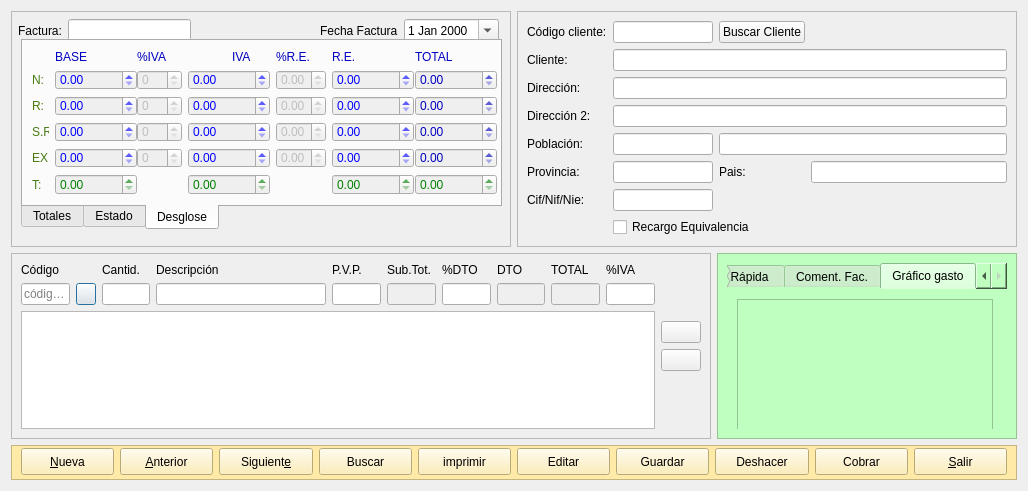
Qt form frmfacturas.ui (arcnexus/RedFoX) before a commit.
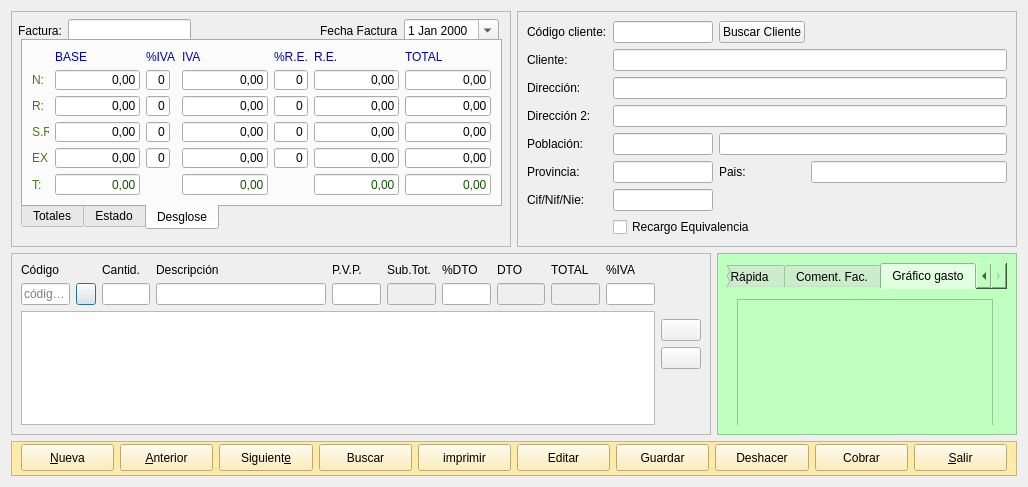
The same form after that commit. The open tabs and pages were chosen to show the change. Icons and pictures are not drawn.

Patch:
```diff
--- a/frmfacturas.ui
+++ b/frmfacturas.ui
@@ -6,8 +6,8 @@
    <rect>
     <x>0</x>
     <y>0</y>
-    <width>1020</width>
-    <height>491</height>
+    <width>1018</width>
+    <height>487</height>
    </rect>
   </property>
   <property name="windowTitle">
@@ -1017,104 +1017,6 @@
             </property>
            </widget>
           </item>
-          <item row="1" column="1">
-           <widget class="QDoubleSpinBox" name="txtrBase1">
-            <property name="enabled">
-             <bool>false</bool>
-            </property>
-            <property name="minimumSize">
-             <size>
-              <width>82</width>
-              <height>0</height>
-             </size>
-            </property>
-            <property name="styleSheet">
-             <string notr="true">color: rgb(0, 0, 255);</string>
-            </property>
-            <property name="maximum">
-             <double>999999999.000000000000000</double>
-            </property>
-           </widget>
-          </item>
-          <item row="1" column="2">
-           <widget class="QSpinBox" name="txtnPorcentajeIva1">
-            <property name="enabled">
-             <bool>false</bool>
-            </property>
-            <property name="minimumSize">
-             <size>
-              <width>45</width>
-              <height>0</height>
-             </size>
-            </property>
-            <property name="maximumSize">
-             <size>
-              <width>45</width>
-              <height>16777215</height>
-             </size>
-            </property>
-            <property name="maximum">
-             <number>9999</number>
-            </property>
-           </widget>
-          </item>
-          <item row="1" column="3" colspan="2">
-           <widget class="QDoubleSpinBox" name="txtrIVA1">
-            <property name="enabled">
-             <bool>false</bool>
-            </property>
-            <property name="minimumSize">
-             <size>
-              <width>82</width>
-              <height>0</height>
-             </size>
-            </property>
-            <property name="styleSheet">
-             <string notr="true">color: rgb(0, 0, 255);</string>
-            </property>
-            <property name="maximum">
-             <double>999999999.000000000000000</double>
-            </property>
-           </widget>
-          </item>
-          <item row="1" column="6">
-           <widget class="QDoubleSpinBox" name="txtrRecargoEq1">
-            <property name="enabled">
-             <bool>false</bool>
-            </property>
-            <property name="minimumSize">
-             <size>
-              <width>82</width>
-              <height>0</height>
-             </size>
-            </property>
-            <property name="styleSheet">
-             <string notr="true">color: rgb(0, 0, 255);</string>
-            </property>
-            <property name="maximum">
-             <double>999999999.000000000000000</double>
-            </property>
-           </widget>
-          </item>
-          <item row="1" column="7">
-           <widget class="QDoubleSpinBox" name="txtrTotal1">
-            <property name="enabled">
-             <bool>false</bool>
-            </property>
-            <property name="minimumSize">
-             <size>
-              <width>82</width>
-              <height>0</height>
-             </size>
-            </property>
-            <property name="styleSheet">
-             <string notr="true">color: rgb(0, 0, 192);</string>
-            </property>
-            <property name="maximum">
-             <double>999999999.000000000000000</double>
-            </property>
-           </widget>
-          </item>
           <item row="2" column="0">
            <widget class="QLabel" name="label_25">
             <property name="maximumSize">
@@ -1131,104 +1033,6 @@
             </property>
            </widget>
           </item>
-          <item row="2" column="1">
-           <widget class="QDoubleSpinBox" name="txtrBase2">
-            <property name="enabled">
-             <bool>false</bool>
-            </property>
-            <property name="minimumSize">
-             <size>
-              <width>82</width>
-              <height>0</height>
-             </size>
-            </property>
-            <property name="styleSheet">
-             <string notr="true">color: rgb(0, 0, 255);</string>
-            </property>
-            <property name="maximum">
-             <double>999999999.000000000000000</double>
-            </property>
-           </widget>
-          </item>
-          <item row="2" column="2">
-           <widget class="QSpinBox" name="txtnPorcentajeIva2">
-            <property name="enabled">
-             <bool>false</bool>
-            </property>
-            <property name="minimumSize">
-             <size>
-              <width>45</width>
-              <height>0</height>
-             </size>
-            </property>
-            <property name="maximumSize">
-             <size>
-              <width>45</width>
-              <height>16777215</height>
-             </size>
-            </property>
-            <property name="maximum">
-             <number>9999</number>
-            </property>
-           </widget>
-          </item>
-          <item row="2" column="3" colspan="2">
-           <widget class="QDoubleSpinBox" name="txtrIVA2">
-            <property name="enabled">
-             <bool>false</bool>
-            </property>
-            <property name="minimumSize">
-             <size>
-              <width>82</width>
-              <height>0</height>
-             </size>
-            </property>
-            <property name="styleSheet">
-             <string notr="true">color: rgb(0, 0, 255);</string>
-            </property>
-            <property name="maximum">
-             <double>999999999.000000000000000</double>
-            </property>
-           </widget>
-          </item>
-          <item row="2" column="6">
-           <widget class="QDoubleSpinBox" name="txtrRecargoEq2">
-            <property name="enabled">
-             <bool>false</bool>
-            </property>
-            <property name="minimumSize">
-             <size>
-              <width>82</width>
-              <height>0</height>
-             </size>
-            </property>
-            <property name="styleSheet">
-             <string notr="true">color: rgb(0, 0, 255);</string>
-            </property>
-            <property name="maximum">
-             <double>999999999.000000000000000</double>
-            </property>
-           </widget>
-          </item>
-          <item row="2" column="7">
-           <widget class="QDoubleSpinBox" name="txtrTotal2">
-            <property name="enabled">
-             <bool>false</bool>
-            </property>
-            <property name="minimumSize">
-             <size>
-              <width>82</width>
-              <height>0</height>
-             </size>
-            </property>
-            <property name="styleSheet">
-             <string notr="true">color: rgb(0, 0, 192);</string>
-            </property>
-            <property name="maximum">
-             <double>999999999.000000000000000</double>
-            </property>
-           </widget>
-          </item>
           <item row="3" column="0">
            <widget class="QLabel" name="label_26">
             <property name="maximumSize">
@@ -1245,104 +1049,6 @@
             </property>
            </widget>
           </item>
-          <item row="3" column="1">
-           <widget class="QDoubleSpinBox" name="txtrBase3">
-            <property name="enabled">
-             <bool>false</bool>
-            </property>
-            <property name="minimumSize">
-             <size>
-              <width>82</width>
-              <height>0</height>
-             </size>
-            </property>
-            <property name="styleSheet">
-             <string notr="true">color: rgb(0, 0, 255);</string>
-            </property>
-            <property name="maximum">
-             <double>999999999.000000000000000</double>
-            </property>
-           </widget>
-          </item>
-          <item row="3" column="2">
-           <widget class="QSpinBox" name="txtnPorcentajeIva3">
-            <property name="enabled">
-             <bool>false</bool>
-            </property>
-            <property name="minimumSize">
-             <size>
-              <width>45</width>
-              <height>0</height>
-             </size>
-            </property>
-            <property name="maximumSize">
-             <size>
-              <width>45</width>
-              <height>16777215</height>
-             </size>
-            </property>
-            <property name="maximum">
-             <number>9999</number>
-            </property>
-           </widget>
-          </item>
-          <item row="3" column="3" colspan="2">
-           <widget class="QDoubleSpinBox" name="txtrIVA3">
-            <property name="enabled">
-             <bool>false</bool>
-            </property>
-            <property name="minimumSize">
-             <size>
-              <width>82</width>
-              <height>0</height>
-             </size>
-            </property>
-            <property name="styleSheet">
-             <string notr="true">color: rgb(0, 0, 255);</string>
-            </property>
-            <property name="maximum">
-             <double>999999999.000000000000000</double>
-            </property>
-           </widget>
-          </item>
-          <item row="3" column="6">
-           <widget class="QDoubleSpinBox" name="txtrRecargoEq3">
-            <property name="enabled">
-             <bool>false</bool>
-            </property>
-            <property name="minimumSize">
-             <size>
-              <width>82</width>
-              <height>0</height>
-             </size>
-            </property>
-            <property name="styleSheet">
-             <string notr="true">color: rgb(0, 0, 255);</string>
-            </property>
-            <property name="maximum">
-             <double>999999999.000000000000000</double>
-            </property>
-           </widget>
-          </item>
-          <item row="3" column="7">
-           <widget class="QDoubleSpinBox" name="txtrTotal3">
-            <property name="enabled">
-             <bool>false</bool>
-            </property>
-            <property name="minimumSize">
-             <size>
-              <width>82</width>
-              <height>0</height>
-             </size>
-            </property>
-            <property name="styleSheet">
-             <string notr="true">color: rgb(0, 0, 192);</string>
-            </property>
-            <property name="maximum">
-             <double>999999999.000000000000000</double>
-            </property>
-           </widget>
-          </item>
           <item row="4" column="0">
            <widget class="QLabel" name="label_27">
             <property name="maximumSize">
@@ -1359,104 +1065,6 @@
             </property>
            </widget>
           </item>
-          <item row="4" column="1">
-           <widget class="QDoubleSpinBox" name="txtrbase4">
-            <property name="enabled">
-             <bool>false</bool>
-            </property>
-            <property name="minimumSize">
-             <size>
-              <width>82</width>
-              <height>0</height>
-             </size>
-            </property>
-            <property name="styleSheet">
-             <string notr="true">color: rgb(0, 0, 255);</string>
-            </property>
-            <property name="maximum">
-             <double>999999999.000000000000000</double>
-            </property>
-           </widget>
-          </item>
-          <item row="4" column="2">
-           <widget class="QSpinBox" name="txtnPorcentajeIva4">
-            <property name="enabled">
-             <bool>false</bool>
-            </property>
-            <property name="minimumSize">
-             <size>
-              <width>45</width>
-              <height>0</height>
-             </size>
-            </property>
-            <property name="maximumSize">
-             <size>
-              <width>45</width>
-              <height>16777215</height>
-             </size>
-            </property>
-            <property name="maximum">
-             <number>9999</number>
-            </property>
-           </widget>
-          </item>
-          <item row="4" column="3" colspan="2">
-           <widget class="QDoubleSpinBox" name="txtrIVA4">
-            <property name="enabled">
-             <bool>false</bool>
-            </property>
-            <property name="minimumSize">
-             <size>
-              <width>82</width>
-              <height>0</height>
-             </size>
-            </property>
-            <property name="styleSheet">
-             <string notr="true">color: rgb(0, 0, 255);</string>
-            </property>
-            <property name="maximum">
-             <double>999999999.000000000000000</double>
-            </property>
-           </widget>
-          </item>
-          <item row="4" column="6">
-           <widget class="QDoubleSpinBox" name="txtrRecargoEq4">
-            <property name="enabled">
-             <bool>false</bool>
-            </property>
-            <property name="minimumSize">
-             <size>
-              <width>82</width>
-              <height>0</height>
-             </size>
-            </property>
-            <property name="styleSheet">
-             <string notr="true">color: rgb(0, 0, 255);</string>
-            </property>
-            <property name="maximum">
-             <double>999999999.000000000000000</double>
-            </property>
-           </widget>
-          </item>
-          <item row="4" column="7">
-           <widget class="QDoubleSpinBox" name="txtrTotal4">
-            <property name="enabled">
-             <bool>false</bool>
-            </property>
-            <property name="minimumSize">
-             <size>
-              <width>82</width>
-              <height>0</height>
-             </size>
-            </property>
-            <property name="styleSheet">
-             <string notr="true">color: rgb(0, 0, 192);</string>
-            </property>
-            <property name="maximum">
-             <double>999999999.000000000000000</double>
-            </property>
-           </widget>
-          </item>
           <item row="5" column="0">
            <widget class="QLabel" name="label_29">
             <property name="maximumSize">
@@ -1473,25 +1081,6 @@
             </property>
            </widget>
           </item>
-          <item row="5" column="1">
-           <widget class="QDoubleSpinBox" name="txtrBase_2">
-            <property name="enabled">
-             <bool>false</bool>
-            </property>
-            <property name="minimumSize">
-             <size>
-              <width>82</width>
-              <height>0</height>
-             </size>
-            </property>
-            <property name="styleSheet">
-             <string notr="true">color: rgb(0, 128, 0);</string>
-            </property>
-            <property name="maximum">
-             <double>999999999.000000000000000</double>
-            </property>
-           </widget>
-          </item>
           <item row="5" column="2">
            <spacer name="verticalSpacer_4">
             <property name="orientation">
@@ -1505,25 +1094,6 @@
             </property>
            </spacer>
           </item>
-          <item row="5" column="3" colspan="2">
-           <widget class="QDoubleSpinBox" name="txtnIva_2">
-            <property name="enabled">
-             <bool>false</bool>
-            </property>
-            <property name="minimumSize">
-             <size>
-              <width>82</width>
-              <height>0</height>
-             </size>
-            </property>
-            <property name="styleSheet">
-             <string notr="true">color: rgb(0, 128, 0);</string>
-            </property>
-            <property name="maximum">
-             <double>999999999.000000000000000</double>
-            </property>
-           </widget>
-          </item>
           <item row="5" column="5">
            <spacer name="verticalSpacer_5">
             <property name="orientation">
@@ -1537,141 +1107,429 @@
             </property>
            </spacer>
           </item>
-          <item row="5" column="6">
-           <widget class="QDoubleSpinBox" name="txtrTotalRecargoEq">
-            <property name="enabled">
-             <bool>false</bool>
-            </property>
-            <property name="minimumSize">
-             <size>
-              <width>82</width>
-              <height>0</height>
-             </size>
-            </property>
-            <property name="styleSheet">
-             <string notr="true">color: rgb(0, 128, 0);</string>
-            </property>
-            <property name="maximum">
-             <double>999999999.000000000000000</double>
-            </property>
-           </widget>
-          </item>
           <item row="5" column="7">
-           <widget class="QDoubleSpinBox" name="txtrTotal_2">
-            <property name="enabled">
-             <bool>false</bool>
+           <widget class="QLineEdit" name="txtrTotal_2">
+            <property name="styleSheet">
+             <string notr="true">color: rgb(17, 82, 2);
+</string>
             </property>
-            <property name="minimumSize">
-             <size>
-              <width>82</width>
-              <height>0</height>
-             </size>
+            <property name="text">
+             <string>0,00</string>
             </property>
+            <property name="alignment">
+             <set>Qt::AlignRight|Qt::AlignTrailing|Qt::AlignVCenter</set>
+            </property>
+            <property name="readOnly">
+             <bool>true</bool>
+            </property>
+           </widget>
+          </item>
+          <item row="4" column="7">
+           <widget class="QLineEdit" name="txtrTotal4">
+            <property name="text">
+             <string>0,00</string>
+            </property>
+            <property name="alignment">
+             <set>Qt::AlignRight|Qt::AlignTrailing|Qt::AlignVCenter</set>
+            </property>
+            <property name="readOnly">
+             <bool>true</bool>
+            </property>
+           </widget>
+          </item>
+          <item row="3" column="7">
+           <widget class="QLineEdit" name="txtrTotal3">
+            <property name="text">
+             <string>0,00</string>
+            </property>
+            <property name="alignment">
+             <set>Qt::AlignRight|Qt::AlignTrailing|Qt::AlignVCenter</set>
+            </property>
+            <property name="readOnly">
+             <bool>true</bool>
+            </property>
+           </widget>
+          </item>
+          <item row="2" column="7">
+           <widget class="QLineEdit" name="txtrTotal2">
+            <property name="text">
+             <string>0,00</string>
+            </property>
+            <property name="alignment">
+             <set>Qt::AlignRight|Qt::AlignTrailing|Qt::AlignVCenter</set>
+            </property>
+            <property name="readOnly">
+             <bool>true</bool>
+            </property>
+           </widget>
+          </item>
+          <item row="1" column="7">
+           <widget class="QLineEdit" name="txtrTotal1">
+            <property name="text">
+             <string>0,00</string>
+            </property>
+            <property name="alignment">
+             <set>Qt::AlignRight|Qt::AlignTrailing|Qt::AlignVCenter</set>
+            </property>
+            <property name="readOnly">
+             <bool>true</bool>
+            </property>
+           </widget>
+          </item>
+          <item row="1" column="6">
+           <widget class="QLineEdit" name="txtrRecargoEq1">
+            <property name="text">
+             <string>0,00</string>
+            </property>
+            <property name="alignment">
+             <set>Qt::AlignRight|Qt::AlignTrailing|Qt::AlignVCenter</set>
+            </property>
+            <property name="readOnly">
+             <bool>true</bool>
+            </property>
+           </widget>
+          </item>
+          <item row="2" column="6">
+           <widget class="QLineEdit" name="txtrRecargoEq2">
+            <property name="text">
+             <string>0,00</string>
+            </property>
+            <property name="alignment">
+             <set>Qt::AlignRight|Qt::AlignTrailing|Qt::AlignVCenter</set>
+            </property>
+            <property name="readOnly">
+             <bool>true</bool>
+            </property>
+           </widget>
+          </item>
+          <item row="3" column="6">
+           <widget class="QLineEdit" name="txtrRecargoEq3">
+            <property name="text">
+             <string>0,00</string>
+            </property>
+            <property name="alignment">
+             <set>Qt::AlignRight|Qt::AlignTrailing|Qt::AlignVCenter</set>
+            </property>
+            <property name="readOnly">
+             <bool>true</bool>
+            </property>
+           </widget>
+          </item>
+          <item row="4" column="6">
+           <widget class="QLineEdit" name="txtrRecargoEq4">
+            <property name="text">
+             <string>0,00</string>
+            </property>
+            <property name="alignment">
+             <set>Qt::AlignRight|Qt::AlignTrailing|Qt::AlignVCenter</set>
+            </property>
+            <property name="readOnly">
+             <bool>true</bool>
+            </property>
+           </widget>
+          </item>
+          <item row="5" column="6">
+           <widget class="QLineEdit" name="txtrTotalRecargoEq">
             <property name="styleSheet">
-             <string notr="true">color: rgb(0, 128, 0);</string>
+             <string notr="true">color: rgb(17, 82, 2);</string>
             </property>
-            <property name="maximum">
-             <double>999999999.000000000000000</double>
+            <property name="text">
+             <string>0,00</string>
+            </property>
+            <property name="alignment">
+             <set>Qt::AlignRight|Qt::AlignTrailing|Qt::AlignVCenter</set>
+            </property>
+            <property name="readOnly">
+             <bool>true</bool>
             </property>
            </widget>
           </item>
           <item row="1" column="5">
-           <widget class="QDoubleSpinBox" name="txtnRec1">
-            <property name="enabled">
-             <bool>false</bool>
-            </property>
-            <property name="minimumSize">
-             <size>
-              <width>50</width>
-              <height>0</height>
-             </size>
-            </property>
+           <widget class="QLineEdit" name="txtnRec1">
             <property name="maximumSize">
              <size>
-              <width>50</width>
+              <width>45</width>
               <height>16777215</height>
              </size>
             </property>
-            <property name="singleStep">
-             <double>0.010000000000000</double>
+            <property name="text">
+             <string>0</string>
             </property>
-            <property name="value">
-             <double>0.000000000000000</double>
+            <property name="alignment">
+             <set>Qt::AlignRight|Qt::AlignTrailing|Qt::AlignVCenter</set>
+            </property>
+            <property name="readOnly">
+             <bool>true</bool>
             </property>
            </widget>
           </item>
           <item row="2" column="5">
-           <widget class="QDoubleSpinBox" name="txtnRec2">
-            <property name="enabled">
-             <bool>false</bool>
-            </property>
-            <property name="minimumSize">
-             <size>
-              <width>50</width>
-              <height>0</height>
-             </size>
-            </property>
+           <widget class="QLineEdit" name="txtnRec2">
             <property name="maximumSize">
              <size>
-              <width>50</width>
+              <width>45</width>
               <height>16777215</height>
              </size>
             </property>
-            <property name="singleStep">
-             <double>0.010000000000000</double>
+            <property name="text">
+             <string>0</string>
             </property>
-            <property name="value">
-             <double>0.000000000000000</double>
+            <property name="alignment">
+             <set>Qt::AlignRight|Qt::AlignTrailing|Qt::AlignVCenter</set>
+            </property>
+            <property name="readOnly">
+             <bool>true</bool>
             </property>
            </widget>
           </item>
           <item row="3" column="5">
-           <widget class="QDoubleSpinBox" name="txtnRec3">
-            <property name="enabled">
-             <bool>false</bool>
-            </property>
-            <property name="minimumSize">
-             <size>
-              <width>50</width>
-              <height>0</height>
-             </size>
-            </property>
+           <widget class="QLineEdit" name="txtnRec3">
             <property name="maximumSize">
              <size>
-              <width>50</width>
+              <width>45</width>
               <height>16777215</height>
              </size>
             </property>
-            <property name="singleStep">
-             <double>0.010000000000000</double>
+            <property name="text">
+             <string>0</string>
             </property>
-            <property name="value">
-             <double>0.000000000000000</double>
+            <property name="alignment">
+             <set>Qt::AlignRight|Qt::AlignTrailing|Qt::AlignVCenter</set>
+            </property>
+            <property name="readOnly">
+             <bool>true</bool>
             </property>
            </widget>
           </item>
           <item row="4" column="5">
-           <widget class="QDoubleSpinBox" name="txtnRec4">
-            <property name="enabled">
-             <bool>false</bool>
+           <widget class="QLineEdit" name="txtnRec4">
+            <property name="maximumSize">
+             <size>
+              <width>45</width>
+              <height>16777215</height>
+             </size>
             </property>
-            <property name="minimumSize">
+            <property name="text">
+             <string>0</string>
+            </property>
+            <property name="alignment">
+             <set>Qt::AlignRight|Qt::AlignTrailing|Qt::AlignVCenter</set>
+            </property>
+            <property name="readOnly">
+             <bool>true</bool>
+            </property>
+           </widget>
+          </item>
+          <item row="1" column="4">
+           <widget class="QLineEdit" name="txtrIVA1">
+            <property name="text">
+             <string>0,00</string>
+            </property>
+            <property name="alignment">
+             <set>Qt::AlignRight|Qt::AlignTrailing|Qt::AlignVCenter</set>
+            </property>
+            <property name="readOnly">
+             <bool>true</bool>
+            </property>
+           </widget>
+          </item>
+          <item row="2" column="4">
+           <widget class="QLineEdit" name="txtrIVA2">
+            <property name="text">
+             <string>0,00</string>
+            </property>
+            <property name="alignment">
+             <set>Qt::AlignRight|Qt::AlignTrailing|Qt::AlignVCenter</set>
+            </property>
+            <property name="readOnly">
+             <bool>true</bool>
+            </property>
+           </widget>
+          </item>
+          <item row="3" column="4">
+           <widget class="QLineEdit" name="txtrIVA3">
+            <property name="text">
+             <string>0,00</string>
+            </property>
+            <property name="alignment">
+             <set>Qt::AlignRight|Qt::AlignTrailing|Qt::AlignVCenter</set>
+            </property>
+            <property name="readOnly">
+             <bool>true</bool>
+            </property>
+           </widget>
+          </item>
+          <item row="4" column="4">
+           <widget class="QLineEdit" name="txtrIVA4">
+            <property name="text">
+             <string>0,00</string>
+            </property>
+            <property name="alignment">
+             <set>Qt::AlignRight|Qt::AlignTrailing|Qt::AlignVCenter</set>
+            </property>
+            <property name="readOnly">
+             <bool>true</bool>
+            </property>
+           </widget>
+          </item>
+          <item row="5" column="4">
+           <widget class="QLineEdit" name="txtnIva_2">
+            <property name="styleSheet">
+             <string notr="true">color: rgb(17, 82, 2);</string>
+            </property>
+            <property name="text">
+             <string>0,00</string>
+            </property>
+            <property name="alignment">
+             <set>Qt::AlignRight|Qt::AlignTrailing|Qt::AlignVCenter</set>
+            </property>
+            <property name="readOnly">
+             <bool>true</bool>
+            </property>
+           </widget>
+          </item>
+          <item row="1" column="2">
+           <widget class="QLineEdit" name="txtnPorcentajeIva1">
+            <property name="maximumSize">
              <size>
-              <width>50</width>
-              <height>0</height>
+              <width>45</width>
+              <height>16777215</height>
              </size>
             </property>
+            <property name="text">
+             <string>0</string>
+            </property>
+            <property name="alignment">
+             <set>Qt::AlignRight|Qt::AlignTrailing|Qt::AlignVCenter</set>
+            </property>
+            <property name="readOnly">
+             <bool>true</bool>
+            </property>
+           </widget>
+          </item>
+          <item row="2" column="2">
+           <widget class="QLineEdit" name="txtnPorcentajeIva2">
             <property name="maximumSize">
              <size>
-              <width>50</width>
+              <width>45</width>
               <height>16777215</height>
              </size>
             </property>
-            <property name="singleStep">
-             <double>0.010000000000000</double>
+            <property name="text">
+             <string>0</string>
             </property>
-            <property name="value">
-             <double>0.000000000000000</double>
+            <property name="alignment">
+             <set>Qt::AlignRight|Qt::AlignTrailing|Qt::AlignVCenter</set>
+            </property>
+            <property name="readOnly">
+             <bool>true</bool>
+            </property>
+           </widget>
+          </item>
+          <item row="3" column="2">
+           <widget class="QLineEdit" name="txtnPorcentajeIva3">
+            <property name="maximumSize">
+             <size>
+              <width>45</width>
+              <height>16777215</height>
+             </size>
+            </property>
+            <property name="text">
+             <string>0</string>
+            </property>
+            <property name="alignment">
+             <set>Qt::AlignRight|Qt::AlignTrailing|Qt::AlignVCenter</set>
+            </property>
+            <property name="readOnly">
+             <bool>true</bool>
+            </property>
+           </widget>
+          </item>
+          <item row="4" column="2">
+           <widget class="QLineEdit" name="txtnPorcentajeIva4">
+            <property name="maximumSize">
+             <size>
+              <width>45</width>
+              <height>16777215</height>
+             </size>
+            </property>
+            <property name="text">
+             <string>0</string>
+            </property>
+            <property name="alignment">
+             <set>Qt::AlignRight|Qt::AlignTrailing|Qt::AlignVCenter</set>
+            </property>
+            <property name="readOnly">
+             <bool>true</bool>
+            </property>
+           </widget>
+          </item>
+          <item row="1" column="1">
+           <widget class="QLineEdit" name="txtrBase1">
+            <property name="text">
+             <string>0,00</string>
+            </property>
+            <property name="alignment">
+             <set>Qt::AlignRight|Qt::AlignTrailing|Qt::AlignVCenter</set>
+            </property>
+            <property name="readOnly">
+             <bool>true</bool>
+            </property>
+           </widget>
+          </item>
+          <item row="2" column="1">
+           <widget class="QLineEdit" name="txtrBase2">
+            <property name="text">
+             <string>0,00</string>
+            </property>
+            <property name="alignment">
+             <set>Qt::AlignRight|Qt::AlignTrailing|Qt::AlignVCenter</set>
+            </property>
+            <property name="readOnly">
+             <bool>true</bool>
+            </property>
+           </widget>
+          </item>
+          <item row="3" column="1">
+           <widget class="QLineEdit" name="txtrBase3">
+            <property name="text">
+             <string>0,00</string>
+            </property>
+            <property name="alignment">
+             <set>Qt::AlignRight|Qt::AlignTrailing|Qt::AlignVCenter</set>
+            </property>
+            <property name="readOnly">
+             <bool>true</bool>
+            </property>
+           </widget>
+          </item>
+          <item row="4" column="1">
+           <widget class="QLineEdit" name="txtrBase4">
+            <property name="text">
+             <string>0,00</string>
+            </property>
+            <property name="alignment">
+             <set>Qt::AlignRight|Qt::AlignTrailing|Qt::AlignVCenter</set>
+            </property>
+            <property name="readOnly">
+             <bool>true</bool>
+            </property>
+           </widget>
+          </item>
+          <item row="5" column="1">
+           <widget class="QLineEdit" name="txtrBaseTotal_2">
+            <property name="styleSheet">
+             <string notr="true">color: rgb(17, 82, 2);
+font: 75 9pt &quot;Sans Serif&quot;;</string>
+            </property>
+            <property name="text">
+             <string>0,00</string>
+            </property>
+            <property name="alignment">
+             <set>Qt::AlignRight|Qt::AlignTrailing|Qt::AlignVCenter</set>
+            </property>
+            <property name="readOnly">
+             <bool>true</bool>
             </property>
            </widget>
           </item>
```
Left out of the diff: 66 changed lines with no effect on the pictures.
